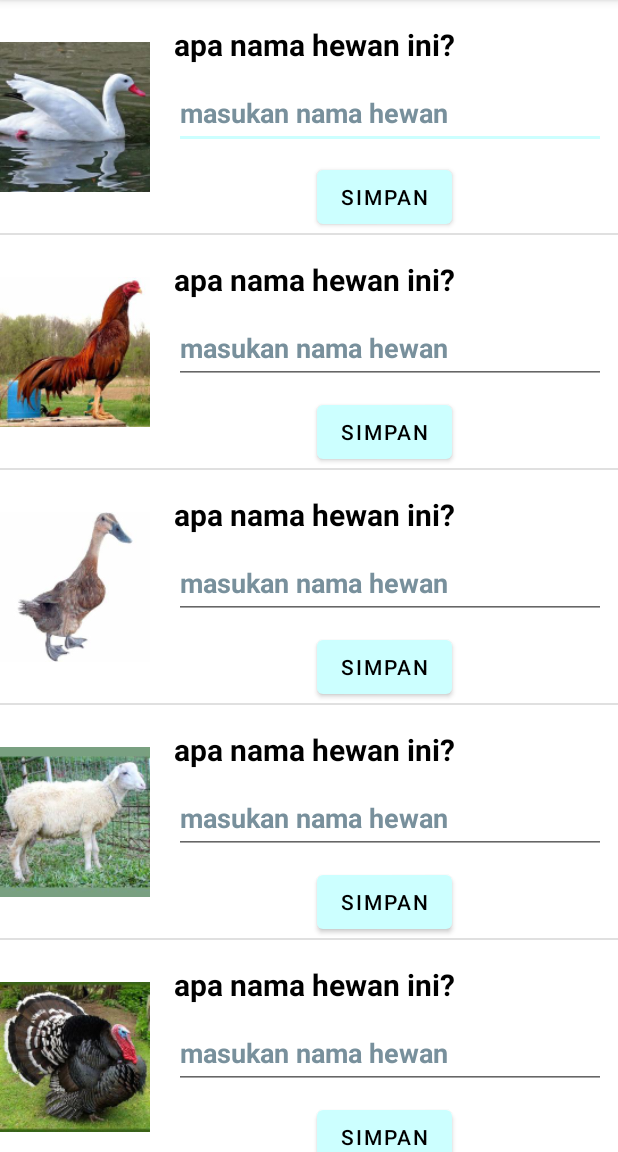
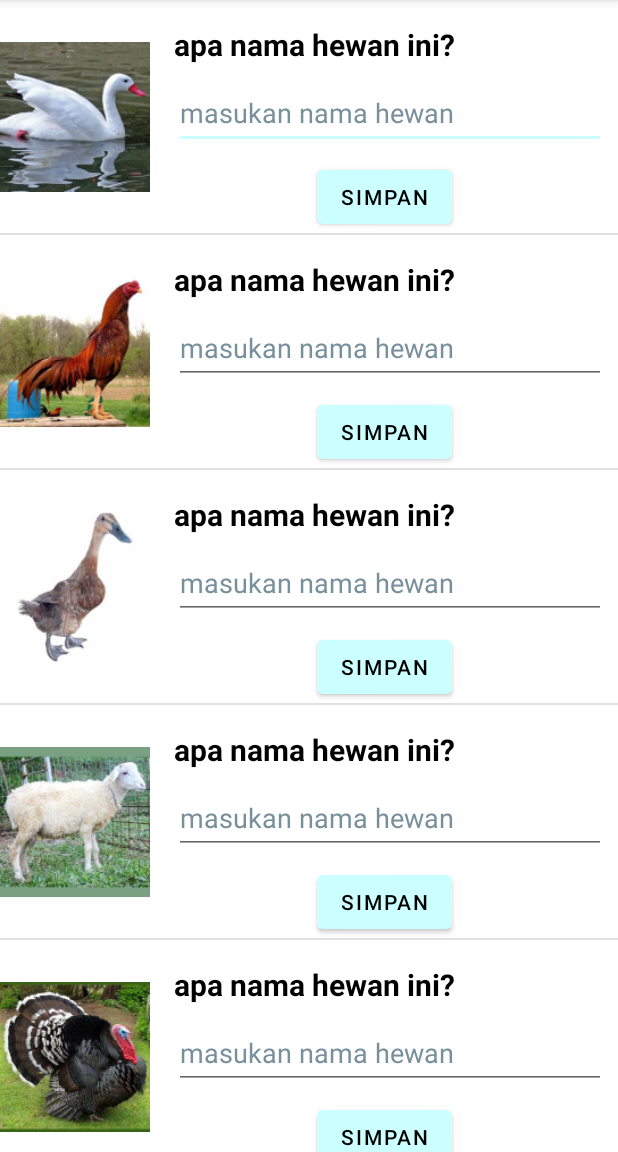
Before and after one commit to ihtadalutfi/assesmen1_mobro1, an Android app: the screen it shows after launch (MainActivity), on a phone screen of 412 x 824 dp, the part 84-1236 px from its top. Run offline under Robolectric (Android 15) with nearby library versions, the phone set to English and light mode, and no system bars.

```diff
--- a/app/src/main/java/com/example/assesment1/MainActivity.kt
+++ b/app/src/main/java/com/example/assesment1/MainActivity.kt
@@ -9,9 +9,6 @@ import com.example.assesment1.databinding.ActivityMainBinding
 
 class MainActivity : AppCompatActivity() {
     private lateinit var binding: ActivityMainBinding
-
-//    private val hewan = listOf("Ayam", "Bebek", "Domba", "Kambing", "Sapi")
-//    private var index = 0
 
 
     override fun onCreate(savedInstanceState: Bundle?) {
--- a/app/src/main/res/layout/list_item.xml
+++ b/app/src/main/res/layout/list_item.xml
@@ -46,7 +46,6 @@
         android:inputType="text"
         android:minHeight="48dp"
         android:textColorHint="#78909C"
-        android:textStyle="bold"
         app:layout_constraintEnd_toEndOf="parent"
         app:layout_constraintStart_toEndOf="@id/imageView"
         app:layout_constraintTop_toBottomOf="@+id/namaTextView" />
@@ -58,7 +57,8 @@
         android:layout_marginStart="8dp"
         android:layout_marginTop="8dp"
         android:layout_marginEnd="8dp"
-        android:text="simpan"
+        android:text="@string/simpan"
+        android:onClick="ButtonOclick"
         android:textColor="@color/black"
         app:layout_constraintEnd_toEndOf="parent"
         app:layout_constraintStart_toEndOf="@+id/imageView"
--- a/app/src/main/res/values/strings.xml
+++ b/app/src/main/res/values/strings.xml
@@ -3,4 +3,5 @@
     <string name="message">%1$s diklik!</string>
     <string name="apa_nama_hewan_ini">apa nama hewan ini?</string>
     <string name="masukan_nama_hewan">masukan nama hewan</string>
+    <string name="simpan">simpan</string>
 </resources>
```
Also changed, not shown: app/src/main/java/com/example/assesment1/MainAdapter.kt (+23 -0 lines).
